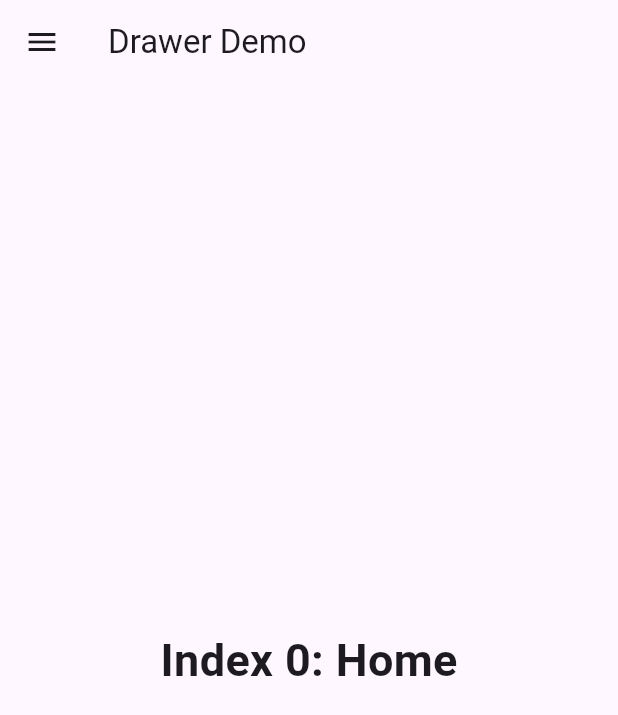
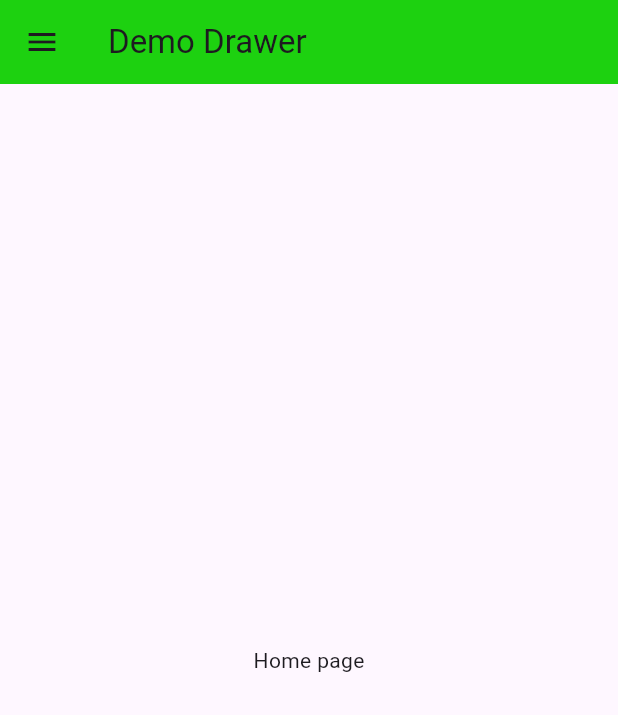
Before and after one commit to HoangDuyHuong/Basic-Drawer-, a Flutter app: the screen it shows after launch, on a phone screen of 412 x 824 dp. Shown: the top 715 px of the screen. Run offline on Flutter 3.47's test engine with Material 3 defaults, Android fonts, the phone set to English and light mode, and no system bars.

Commit message:
update Drawer

```diff
--- a/lib/main.dart
+++ b/lib/main.dart
@@ -1,5 +1,5 @@
 import 'package:flutter/material.dart';
-
+import 'package:drawer/Drawer.dart';
 void main() {
   runApp(const MyApp());
 }
@@ -28,78 +28,33 @@ class MyHomePage extends StatefulWidget {
 
 
 class _MyHomePageState extends State<MyHomePage> {
-  int _selectedIndex = 0;
-  static const TextStyle optionStyle =
-      TextStyle(fontSize: 30, fontWeight: FontWeight.bold);
-  static const List<Widget> _widgetOptions = <Widget>[
-    Text('Index 0: Home', style: optionStyle),
-    Text('Index 1: Business', style: optionStyle),
-    Text('Index 2: School', style: optionStyle),
+  int _selectedIndex = -1;
+
+  final _pages = const [
+    Center(child: Text("Item 1: My profile")),
+    Center(child: Text("Item 2: Friends")),
+    Center(child: Text("Item 3: Favourite")),
+    Center(child: Text("Item 4: Edit Profile")),
   ];
-  void _onItemTapped(int index) {
+
+  void _onMenuTap(int index){
     setState(() {
       _selectedIndex = index;
     });
-  }
+    Navigator.pop(context);
+    }
   @override
   Widget build(BuildContext context) {
     return Scaffold(
+      drawer: My_Drawer(onMenuTap: _onMenuTap),
       appBar: AppBar(
-        title: Text(widget.title),
-        leading: Builder(
-          builder: (context) {
-            return IconButton(
-              icon: const Icon(Icons.menu),
-            onPressed: () {
-              Scaffold.of(context).openDrawer();
-            },
-            );
-          }
-        ),
+        title: Text('Demo Drawer'),
+        backgroundColor: const Color.fromARGB(255, 29, 209, 16),
+
       ),
-      body: Center(child: _widgetOptions[_selectedIndex]),
-      drawer: Drawer(
-        child: ListView(
-          padding: EdgeInsets.zero,
-          children: [
-            const DrawerHeader(
-              decoration: BoxDecoration(color: Color.fromARGB(255, 75, 136, 226)),
-              child: Text('Drawer Header'),
-            ),
-            ListTile(
-              title: const Text('Home'),
-              selected: _selectedIndex == 0,
-              onTap: () {
-                // Update the state of the app
-                _onItemTapped(0);
-                // Then close the drawer
-                Navigator.pop(context);
-              },
-            ),
-            ListTile(
-              title: const Text('Business'),
-              selected: _selectedIndex == 1,
-              onTap: () {
-                // Update the state of the app
-                _onItemTapped(1);
-                // Then close the drawer
-                Navigator.pop(context);
-              },
-            ),
-            ListTile(
-              title: const Text('School'),
-              selected: _selectedIndex == 2,
-              onTap: () {
-                // Update the state of the app
-                _onItemTapped(2);
-                // Then close the drawer
-                Navigator.pop(context);
-              },
-            ),
-          ],
-        ),
-      ),
-    );
+      body: _selectedIndex == -1
+      ? Center(child: Text('Home page'),)
+      : _pages[_selectedIndex],
+   );
   }
-
 }
--- /dev/null
+++ b/lib/pages/SettingsPage.dart
@@ -0,0 +1,11 @@
+import 'package:flutter/material.dart';
+
+class SettingsPage extends StatelessWidget {
+  @override
+  Widget build(BuildContext context) {
+    return Scaffold(
+      appBar: AppBar(title: Text("Settings Page")),
+      body: Center(child: Text("This is Settings Page")),
+    );
+  }
+}
--- /dev/null
+++ b/lib/pages/SharePage.dart
@@ -0,0 +1,11 @@
+import 'package:flutter/material.dart';
+
+class SharePage extends StatelessWidget {
+  @override
+  Widget build(BuildContext context) {
+    return Scaffold(
+      appBar: AppBar(title: Text("Share Page")),
+      body: Center(child: Text("This is Share Page")),
+    );
+  }
+}
```
Also changed, not shown: lib/Drawer.dart (added, +97 -0 lines), lib/pages/LogoutPage.dart (added, +11 -0 lines).
